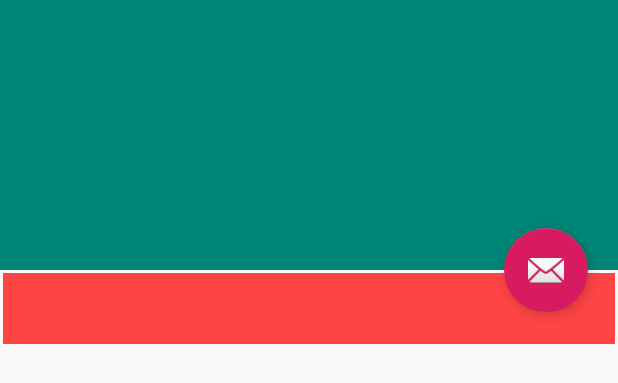
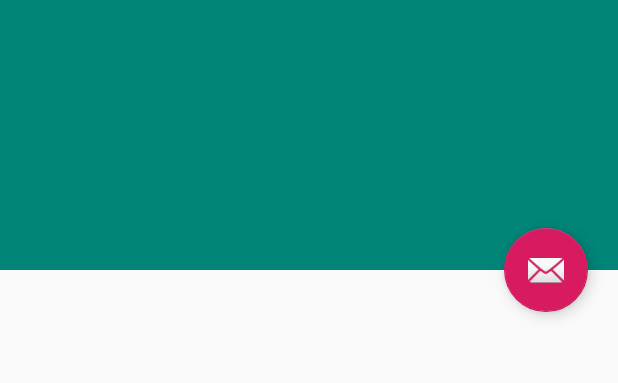
Before and after one commit to TakkySatoh/MenuOnDatabaseSample190130, an Android app: the layout activity_main.xml on its own in the app's theme, with its tools: preview values and no code run, on a phone screen of 412 x 824 dp. Shown: the top 383 px of the screen. Run offline under Robolectric (Android 15) with nearby library versions, the phone set to English and light mode, and no system bars.

Commit message:
メニューを種類ごとにFragmentへ切り分けを開始 構成検討中につき、現状ではビルド禁止

```diff
--- a/app/build.gradle
+++ b/app/build.gradle
@@ -22,6 +22,7 @@ dependencies {
     implementation fileTree(include: ['*.jar'], dir: 'libs')
     implementation 'com.android.support:appcompat-v7:28.0.0'
     implementation 'com.android.support.constraint:constraint-layout:1.1.3'
+    implementation 'com.android.support:support-v4:28.0.0'
     testImplementation 'junit:junit:4.12'
     androidTestImplementation 'com.android.support.test:runner:1.0.2'
     androidTestImplementation 'com.android.support.test.espresso:espresso-core:3.0.2'
--- a/app/src/main/java/com/websarva/wings/android/menuondatabasesample/DatabaseHelper.java
+++ b/app/src/main/java/com/websarva/wings/android/menuondatabasesample/DatabaseHelper.java
@@ -2,15 +2,11 @@ package com.websarva.wings.android.menuondatabasesample;
 
 import android.content.ContentValues;
 import android.content.Context;
-import android.database.Cursor;
 import android.database.SQLException;
 import android.database.sqlite.SQLiteDatabase;
 import android.database.sqlite.SQLiteOpenHelper;
 import android.util.Log;
 
-import java.util.ArrayList;
-import java.util.Arrays;
-import java.util.HashMap;
 import java.util.List;
 import java.util.Map;
 
@@ -50,7 +46,7 @@ public class DatabaseHelper extends SQLiteOpenHelper {
 
 //        作成したテーブルへCSVファイルよりメニューデータをインポート
 //        Assetsディレクトリ上のCSVファイルへアクセスし、データをListへ格納
-            List<Map<String, Object>> menuList = new CSVReader().setMenuList(this.context, CSV_FILE_NAME);
+            List<Map<String, Object>> menuList = new MenuListGenerator().setMenuList(this.context, CSV_FILE_NAME);
             Map<String, Object> menu;
 //            格納したListすべてに対し、以下の処理を実施
             for (int i = 0; i < menuList.size(); i++) {
--- a/app/src/main/java/com/websarva/wings/android/menuondatabasesample/ItemTouchHelperCallback.java
+++ b/app/src/main/java/com/websarva/wings/android/menuondatabasesample/ItemTouchHelperCallback.java
@@ -30,9 +30,7 @@ class ItemTouchHelperCallback extends ItemTouchHelper.Callback {
     public boolean onMove(@NonNull RecyclerView recyclerView, @NonNull RecyclerView.ViewHolder viewHolder, @NonNull RecyclerView.ViewHolder target) {
 //                ViewHolderの移動内容を通知
         final int fromPosition = viewHolder.getAdapterPosition();
-//            int fromPosition = viewHolder.getAdapterPosition();
         final int toPosition = target.getAdapterPosition();
-//            int toPosition = target.getAdapterPosition();
 //                ViewHolderの要素(Map型インスタンス)をListより取り出し、その要素を削除
 //                削除したインスタンスを一時変数に格納の上、ドロップした箇所に挿入
         _adapter.onItemMove(fromPosition,toPosition);
--- a/app/src/main/java/com/websarva/wings/android/menuondatabasesample/RecyclerListAdapter.java
+++ b/app/src/main/java/com/websarva/wings/android/menuondatabasesample/RecyclerListAdapter.java
@@ -27,8 +27,8 @@ public class RecyclerListAdapter extends RecyclerView.Adapter<RecyclerListAdapte
      *
      * @param listData リストデータ
      */
-    public RecyclerListAdapter(ScrollListActivity scrollListActivity, List<Map<String, Object>> listData) {
-        mActivity = scrollListActivity;
+    public RecyclerListAdapter(ScrollListActivity activity, List<Map<String, Object>> listData) {
+        mActivity = activity;
         _menuList = listData;
     }
 
@@ -108,7 +108,6 @@ public class RecyclerListAdapter extends RecyclerView.Adapter<RecyclerListAdapte
         return true;
     }
 
-
     /**
      * RecyclerViewの各項目を表示するViewを保持するクラス (ビューホルダ)
      */
--- a/app/src/main/res/layout/activity_main.xml
+++ b/app/src/main/res/layout/activity_main.xml
@@ -40,50 +40,11 @@
         android:fillViewport="true"
         app:layout_behavior="@string/appbar_scrolling_view_behavior">
 
-        <LinearLayout
+        <FrameLayout
+            android:id="@+id/content"
             android:layout_width="match_parent"
-            android:layout_height="wrap_content"
-            android:orientation="vertical">
+            android:layout_height="match_parent" />
 
-            <TextView
-                android:id="@+id/tvMenuCategory1"
-                android:layout_width="match_parent"
-                android:layout_height="wrap_content"
-                android:layout_margin="2dp"
-                android:background="@android:color/holo_red_light"
-                android:padding="3dp"
-                android:textColor="@android:color/background_light"
-                android:textSize="30sp" />
-
-            <android.support.v7.widget.RecyclerView
-                android:id="@+id/rvTeishokuMenu"
-                android:layout_width="match_parent"
-                android:layout_height="match_parent"
-                android:nestedScrollingEnabled="false"
-                android:scrollbars="vertical">
-
-            </android.support.v7.widget.RecyclerView>
-
-            <TextView
-                android:id="@+id/tvMenuCategory2"
-                android:layout_width="match_parent"
-                android:layout_height="wrap_content"
-                android:layout_margin="2dp"
-                android:background="@android:color/holo_red_light"
-                android:padding="3dp"
-                android:textColor="@android:color/background_light"
-                android:textSize="30sp" />
-
-            <android.support.v7.widget.RecyclerView
-                android:id="@+id/rvCurryMenu"
-                android:layout_width="match_parent"
-                android:layout_height="match_parent"
-                android:nestedScrollingEnabled="false"
-                android:scrollbars="vertical">
-
-            </android.support.v7.widget.RecyclerView>
-
-        </LinearLayout>
     </android.support.v4.widget.NestedScrollView>
 
 
--- a/app/src/main/res/values/strings.xml
+++ b/app/src/main/res/values/strings.xml
@@ -21,4 +21,7 @@
     <string name="tv_thx_desc">以下のメニューのご注文を受け付けました。\nご注文ありがとうございます</string>
     <string name="bt_thx_back">リストに戻る</string>
     <string name="msg_header">ご注文の定食: </string>
+
+    <!-- TODO: Remove or change this placeholder text -->
+    <string name="hello_blank_fragment">Hello blank fragment</string>
 </resources>
```
Also changed, not shown: app/src/main/java/com/websarva/wings/android/menuondatabasesample/CSVReader.java (deleted, +0 -78 lines), app/src/main/java/com/websarva/wings/android/menuondatabasesample/MenuCurryFragment.java (added, +29 -0 lines), app/src/main/java/com/websarva/wings/android/menuondatabasesample/MenuListGenerator.java (added, +147 -0 lines), app/src/main/java/com/websarva/wings/android/menuondatabasesample/MenuTeishokuFragment.java (added, +51 -0 lines), app/src/main/java/com/websarva/wings/android/menuondatabasesample/ScrollListActivity.java (+4 -75 lines), app/src/main/res/layout/fragment_menu.xml (added, +27 -0 lines).
